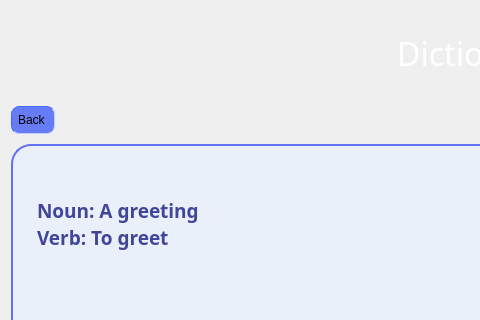
This is searchscreen.ui in OHonSam/CS163_Group2_Dictionary as Qt 5 draws it before an edit; both pictures show x 0 to 480 and y 0 to 320 of the 1096 by 711 pixel window. The edited form follows.
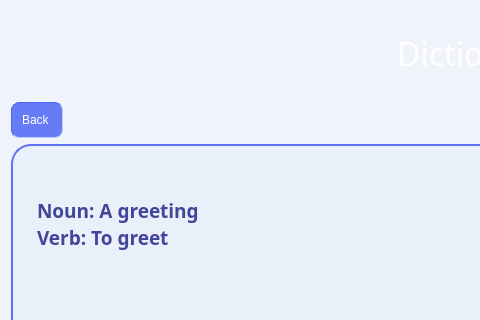
This is the edited form. Icons and pictures are not drawn.

What changed in the file:
```diff
--- a/searchscreen.ui
+++ b/searchscreen.ui
@@ -13,6 +13,9 @@
   <property name="windowTitle">
    <string>Form</string>
   </property>
+  <property name="styleSheet">
+   <string notr="true">background-color: rgb(240, 243, 250);</string>
+  </property>
   <layout class="QFormLayout" name="formLayout">
    <item row="0" column="0" colspan="2">
     <layout class="QVBoxLayout" name="verticalLayout_2">
@@ -53,7 +56,7 @@
            <item row="0" column="0">
             <widget class="QPushButton" name="pushButton_goBack">
              <property name="styleSheet">
-              <string notr="true">padding: 6px;
+              <string notr="true">padding: 10px;
 border-color: rgb(77, 101, 246);
 border-width : 1px;
 border-style:inset;
@@ -61,7 +64,8 @@
   min-height: 1px;
   min-width: 1px;
 background-color: rgb(102, 124, 246);
-font: 11pt &quot;Comfortaa&quot;;</string>
+font: 11pt &quot;Comfortaa&quot;;
+color:white;</string>
              </property>
              <property name="text">
               <string>Back </string>
```
